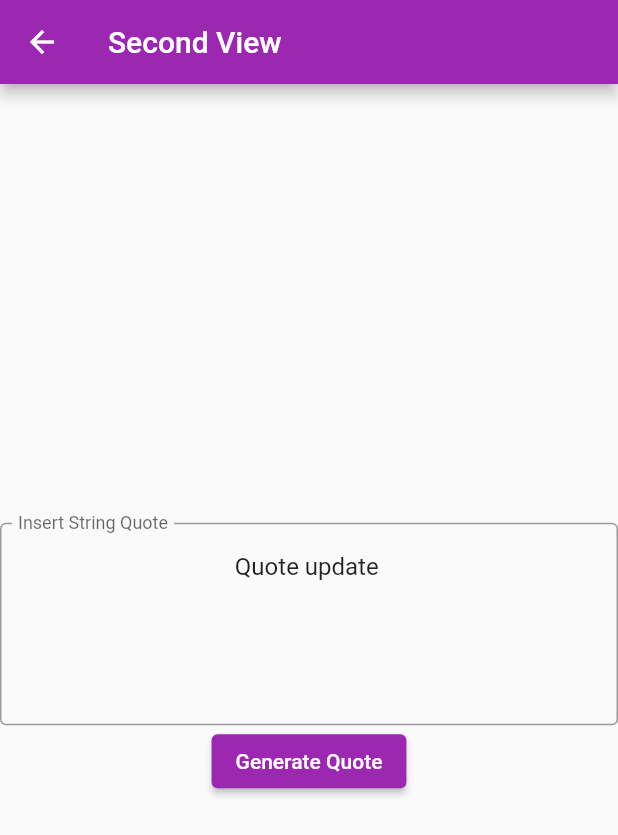
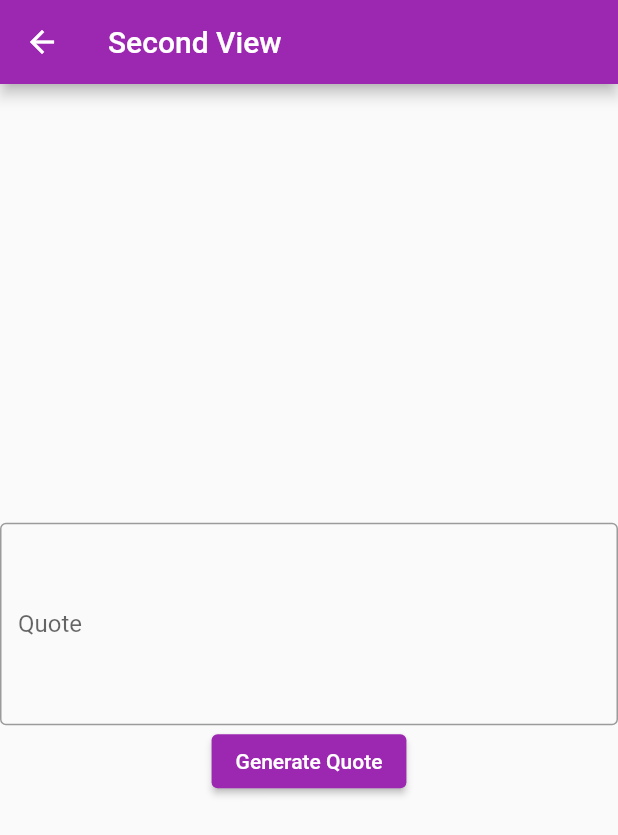
Before and after one commit to aellux/FlutterApp, a Flutter app: the SecondView screen opened directly, after a tap on "Generate Quote", on a phone screen of 412 x 824 dp. Shown: the top 835 px of the screen. Run offline on Flutter 3.47's test engine with Material 2 defaults, Android fonts, the phone set to English and light mode, and no system bars; network calls fail.

Commit message:
Finished quote view, will have to finish card later

```diff
--- a/lib/second_view.dart
+++ b/lib/second_view.dart
@@ -11,14 +11,13 @@ class SecondView extends StatefulWidget { // Second view
 
   @override
   State<SecondView> createState() => _SecondViewState();
-
 }
 
 
 class _SecondViewState extends State<SecondView> {
 
   final myController = TextEditingController(); // Creates the controller for updating text
-  String newText = 'Quote update';
+  String newText = "";
 
   @override
   void dispose(){
@@ -42,13 +41,13 @@ class _SecondViewState extends State<SecondView> {
               maxLines: 5,
               decoration: InputDecoration(
                 border: OutlineInputBorder(),
-                labelText: 'Insert String Quote', // Using a var, connect it to updated text under Elevated Button
+                labelText: 'Quote',
               ),
             ),
             ElevatedButton( // Button that updated the textfield box with a new quote
               child: const Text('Generate Quote'),
               onPressed: () {
-                 fetchQuote(); // After pressing button, it will fetch the quote and update the textbox with the new string
+                fetchQuote();
                  String updatedText = myController.text + newText;
                  myController.value = myController.value.copyWith(
                    text: newText,
@@ -60,32 +59,17 @@ class _SecondViewState extends State<SecondView> {
       ),
     );
   }
-}
-
-Future<Quote> fetchQuote() async { // Fetch information with API endpoint
+   fetchQuote() async { // Fetch information with API endpoint
     final response = await http
         .get(Uri.parse('https://irnvhor4mth6odid4xgxlodvoy0rgjwc.lambda-url.us-east-1.on.aws/'));
     if (response.statusCode == 200) {
       // If the server did return a 200 OK response,
       // then parse the JSON.
-    return Quote.fromJson(jsonDecode(response.body));
+      newText = response.body;
     } else {
       // If the server did not return a 200 OK response,
       // then throw an exception.
       throw Exception('Failed to load quote');
     }
   }
-
-class Quote { // Constructors for the quote variable
-  final String pQuote;
-
-   Quote({
-    required this.pQuote,
-  });
-
-  factory Quote.fromJson(Map<String, dynamic> json) { // Fetches the quote from Json
-    return Quote(
-      pQuote: json['pQuote'],
-    );
 }
-}
```
Lines whose indentation alone changed are shown as unchanged.
